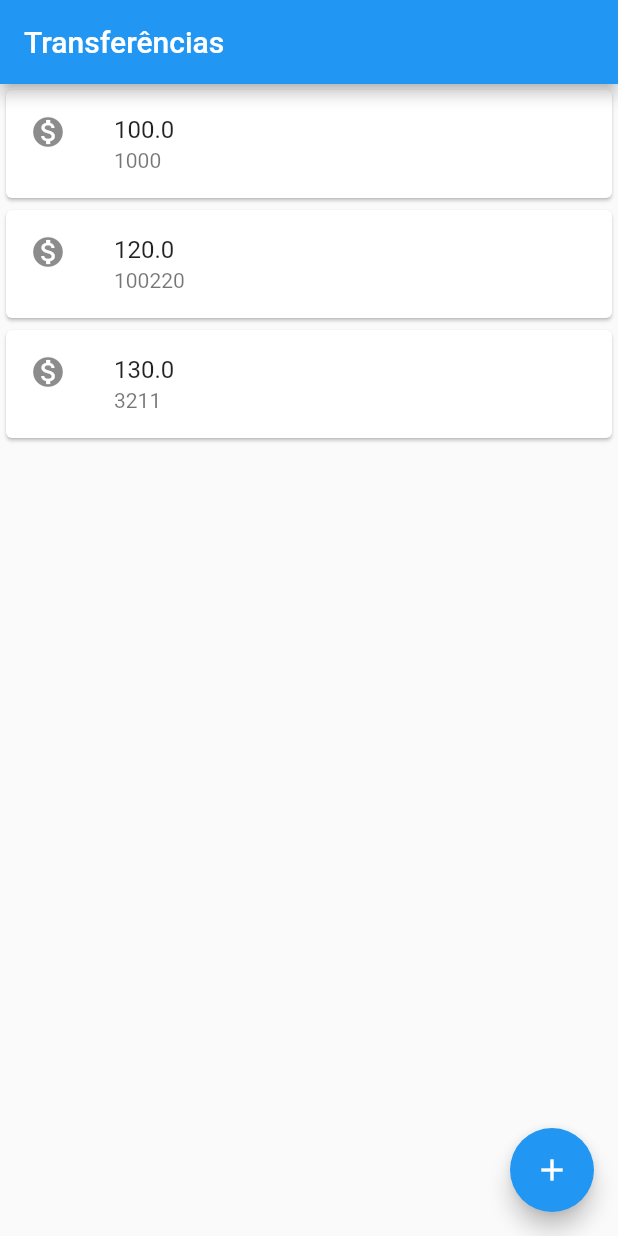
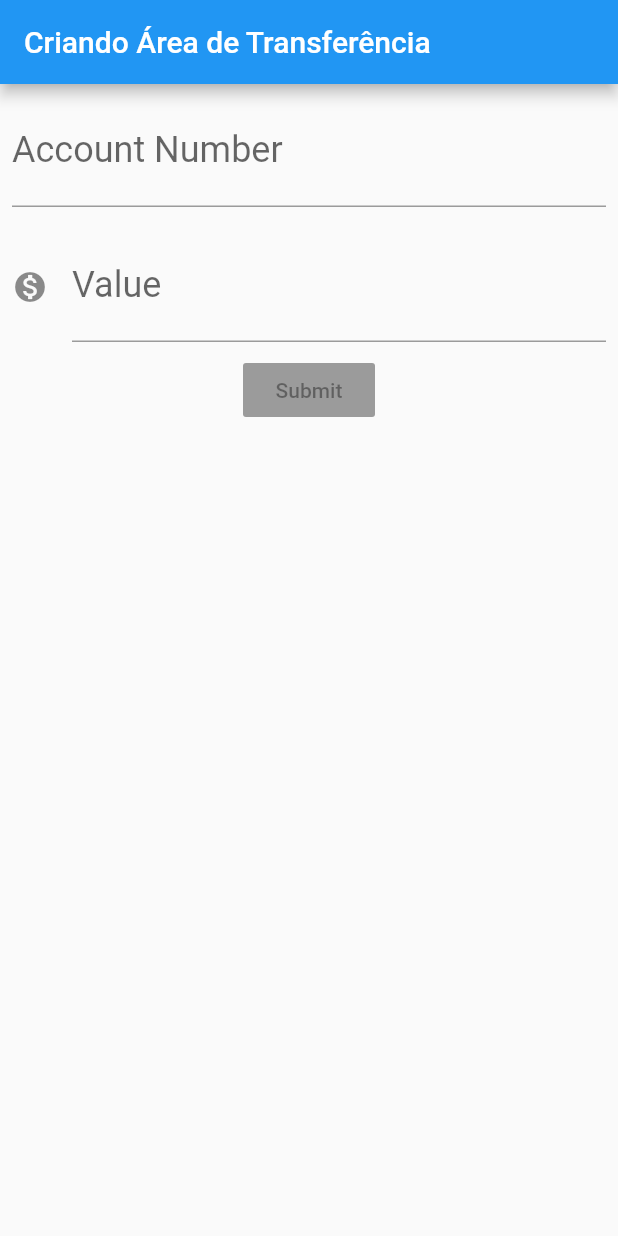
Before and after one commit to LyraEverton/bytebank, a Flutter app: the screen it shows after launch, on a phone screen of 412 x 824 dp. Run offline on Flutter 3.47's test engine with Material 2 defaults, Android fonts, the phone set to English and light mode, and no system bars.

Commit message:
TextFields, Form and Submit Button - Flutter

```diff
--- a/lib/main.dart
+++ b/lib/main.dart
@@ -1,29 +1,81 @@
 import 'package:flutter/material.dart';
 //
-void main() {
-  runApp(MaterialApp(
-    home: Scaffold(
+void main() =>runApp(BytebankApp());
+
+class BytebankApp extends StatelessWidget {
+  @override
+  Widget build(BuildContext context) {
+    return MaterialApp(
+      home: Scaffold(
+        body: FormularioTransferencia(),
+      ),
+    );
+  }
+}
+
+class FormularioTransferencia extends StatelessWidget {
+  @override
+  Widget build(BuildContext context) {
+    return Scaffold(
       appBar: AppBar(
-        title: Text('Transferências'),
+      title: Text('Criando Área de Transferência'),
       ),
-      body: ListaTransferencia(),
-      floatingActionButton: FloatingActionButton(
-        child: Icon(Icons.add),
-      ),
-    ) ,
-  ));
+      body: Column(
+        children: <Widget>[
+          Padding(
+            padding: const EdgeInsets.all(8.0),
+            child: TextField(
+              style: TextStyle(
+                fontSize: 24.0
+              ),
+              decoration: InputDecoration(
+                labelText: 'Account Number',
+                hintText: 'XXXX',
+              ),
+              keyboardType: TextInputType.number,
+            ),
+          ),
+          Padding(
+            padding: const EdgeInsets.all(8.0),
+            child: TextField(
+              style: TextStyle(
+                fontSize: 24.0,
+              ),
+              decoration: InputDecoration(
+                icon: Icon(Icons.monetization_on),
+                labelText: 'Value',
+                hintText: 'XXXX',
+              ),
+
+            ),
+          ),
+          RaisedButton(
+            child:Text('Submit'),
+          )
+        ],
+      )  ,
+    );
+  }
 }
 
 class ListaTransferencia extends StatelessWidget{
   @override
   Widget build(BuildContext context) {
-  return Column(
+  return Scaffold(
+      appBar: AppBar(
+        title: Text('Transferências'),
+      ),
+      body: Column(
         children: <Widget>[
           ItemTransferencia(Transferencia(100.0, 1000)),
           ItemTransferencia(Transferencia(120.0, 100220)),
           ItemTransferencia(Transferencia(130.0, 3211)),
         ],
-      );
+      ),
+      floatingActionButton: FloatingActionButton(
+        child: Icon(Icons.add),
+      ),
+    );
   }
 }
 
@@ -31,7 +83,6 @@ class ItemTransferencia extends StatelessWidget{
   final Transferencia _transferencia;
 
   ItemTransferencia(this._transferencia);
-
 
   @override
   Widget build(BuildContext context) {
```
